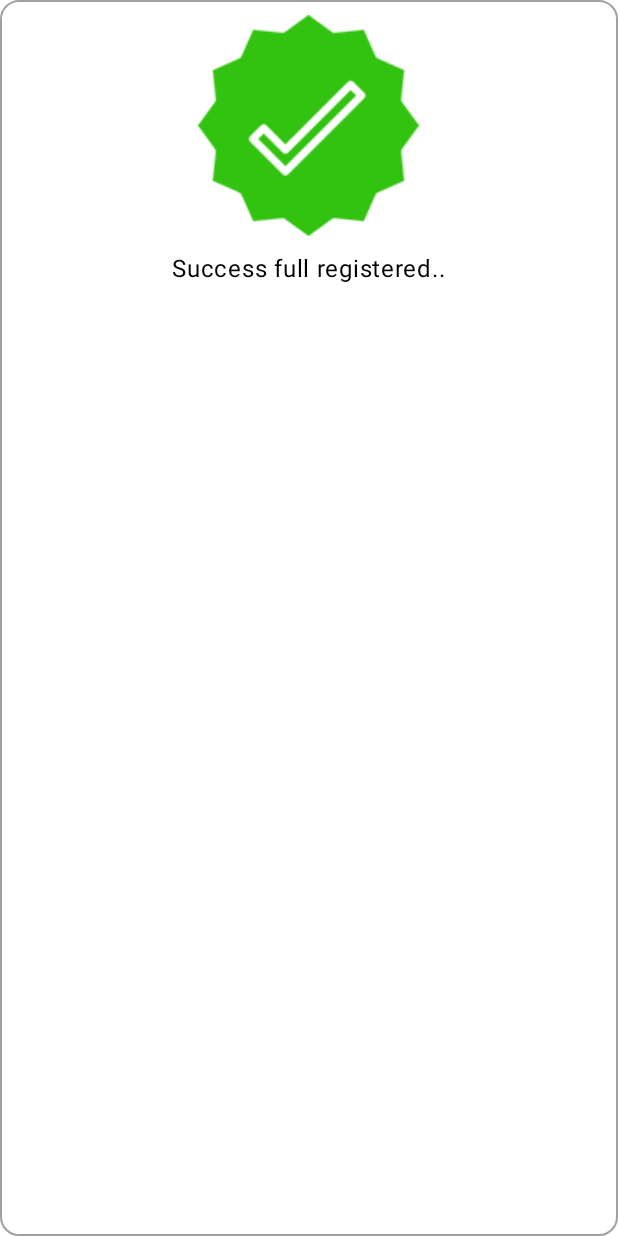
After one commit to shadabsheikh51024225/EasyERPSolution, an Android app built with Jetpack Compose: the layout register_success_dialog_layout.xml on its own in the app's theme, with its tools: preview values and no code run, on a phone screen of 412 x 824 dp. The commit adds this screen. Run offline under Robolectric (Android 15) with nearby library versions, the phone set to English and light mode, and no system bars.

Commit message:
Register activity Generate success dialog on valid entries.

```diff
--- a/app/src/main/java/com/example/easyerpsolution/ui/Auth/LogInActivity.kt
+++ b/app/src/main/java/com/example/easyerpsolution/ui/Auth/LogInActivity.kt
@@ -32,7 +32,6 @@ class LogInActivity : AppCompatActivity() {
         binding.textViewRegisterHere.setOnClickListener(){
             val i = Intent(this, RegisterHere::class.java)
             startActivity(i)
-            finish()
         }
     }
 }
--- /dev/null
+++ b/app/src/main/res/drawable/dialog_background.xml
@@ -0,0 +1,15 @@
+<shape
+    xmlns:android="http://schemas.android.com/apk/res/android"
+    android:shape="rectangle">
+    <solid
+        android:color="@color/white"/>
+
+    <corners
+        android:bottomRightRadius="12dp"
+        android:bottomLeftRadius="12dp"
+        android:topLeftRadius="12dp"
+        android:topRightRadius="12dp"/>
+    <stroke
+        android:color="@color/Tertiary_color"
+        android:width="1dp"/>
+</shape>
--- /dev/null
+++ b/app/src/main/res/layout/register_success_dialog_layout.xml
@@ -0,0 +1,25 @@
+<?xml version="1.0" encoding="utf-8"?>
+<LinearLayout xmlns:android="http://schemas.android.com/apk/res/android"
+    xmlns:app="http://schemas.android.com/apk/res-auto"
+    android:layout_width="match_parent"
+    android:layout_height="match_parent"
+    android:background="@drawable/dialog_background"
+    android:orientation="vertical">
+
+    <ImageView
+        android:id="@+id/imageView10"
+        android:layout_width="wrap_content"
+        android:layout_height="wrap_content"
+        android:layout_gravity="center|center_vertical"
+        android:layout_margin="10dp"
+        app:srcCompat="@drawable/success_three" />
+
+    <TextView
+        android:id="@+id/textView58"
+        style="@style/TextAppearance.Material3.BodyLarge"
+        android:layout_width="wrap_content"
+        android:layout_height="wrap_content"
+        android:layout_gravity="center|center_vertical"
+        android:text="Success full registered.."
+        android:textColor="@color/black" />
+</LinearLayout>
--- a/app/src/main/res/values/styles.xml
+++ b/app/src/main/res/values/styles.xml
@@ -26,6 +26,9 @@
         <item name="android:textColor">@color/Secondary_color</item>
     </style>
 
-
+    <style name="dialogAnimation">
+        <item name="android:windowEnterAnimation">@anim/slide_up</item>
+        <item name="android:windowExitAnimation">@anim/slide_bottom</item>
+    </style>
 
 </resources>
```
Also changed, not shown: app/src/main/java/com/example/easyerpsolution/ui/Auth/RegisterHere.kt (+37 -3 lines), app/src/main/res/anim/slide_bottom.xml (added, +8 -0 lines), app/src/main/res/anim/slide_up.xml (added, +8 -0 lines), app/src/main/res/drawable/success_one.png (added), app/src/main/res/drawable/success_three.png (added), app/src/main/res/drawable/success_two.png (added).
